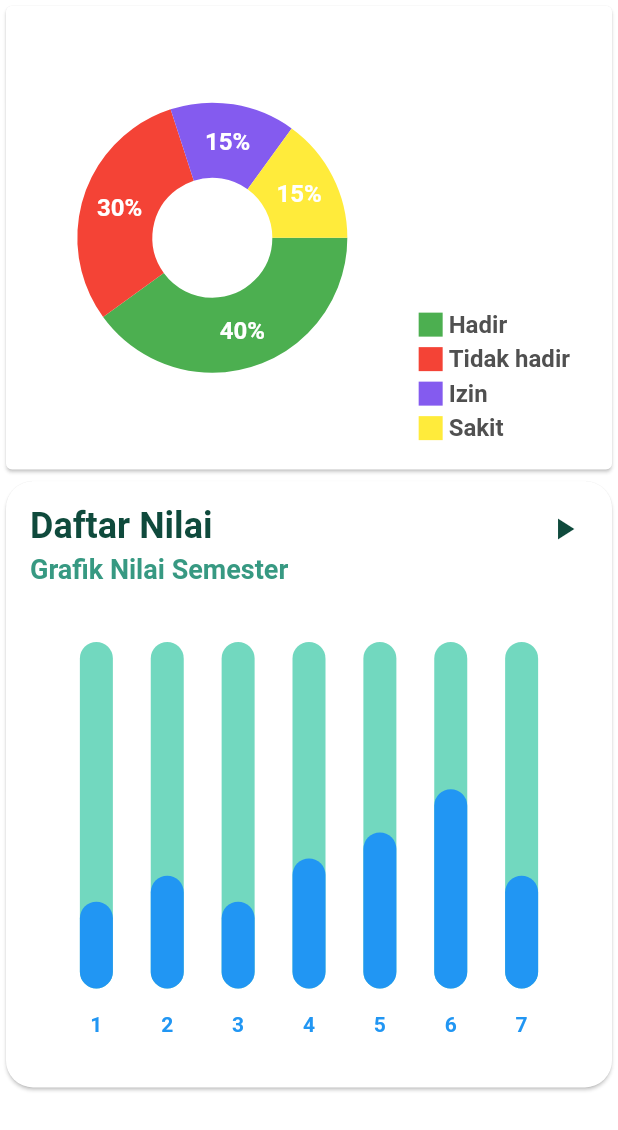
After one commit to bintangpz/smart_polnes, a Flutter app: the Dashboard screen opened directly, after a tap on "Chart Mahasiswa", on a phone screen of 412 x 824 dp. The commit adds this screen. Shown: the top 1130 px of the screen. Run offline on Flutter 3.47's test engine with Material 2 defaults, Android fonts, the phone set to English and light mode, and no system bars; drawn by our look-alikes of fl_chart; our stand-ins replace awesome_snackbar_content, flutter_login, introduction_screen.

Commit message:
modified:   lib/aset/constants.dart 	modified:   lib/body.dart 	deleted:    lib/content/Presensi_kehadiran/body.dart 	new file:   lib/content/data_mahasiswa/daftar_nilai.dart 	new file:   lib/content/data_mahasiswa/dashboard.dart 	renamed:    lib/content/Presensi_kehadiran/presensi_kehadiran.dart -> lib/content/data_mahasiswa/presensi_kehadiran.dart 	modified:   lib/mainpage/menu_kedua.dart

```diff
--- a/lib/body.dart
+++ b/lib/body.dart
@@ -2,7 +2,6 @@ import 'package:flutter/material.dart';
 import 'package:smart_polnes/mainpage/header_with_searchbox.dart';
 import 'package:smart_polnes/mainpage/menu_pertama.dart';
 import 'package:smart_polnes/mainpage/menu_kedua.dart';
-import 'package:smart_polnes/content/Presensi_kehadiran/presensi_kehadiran.dart';
 import 'package:smart_polnes/mainpage/title_with_more_btn.dart';
 
 
--- /dev/null
+++ b/lib/content/data_mahasiswa/daftar_nilai.dart
@@ -0,0 +1,392 @@
+import 'dart:async';
+import 'dart:math';
+import 'package:fl_chart/fl_chart.dart';
+import 'package:flutter/material.dart';
+import 'package:smart_polnes/aset/constants.dart';
+
+class DaftarNilai extends StatefulWidget {
+  const DaftarNilai({super.key});
+
+  List<Color> get availableColors => const <Color>[
+        Colors.purpleAccent,
+        Colors.yellow,
+        Colors.lightBlue,
+        Colors.orange,
+        Colors.pink,
+        Colors.redAccent,
+      ];
+
+  @override
+  State<StatefulWidget> createState() => BarChartSample1State();
+}
+
+class BarChartSample1State extends State<DaftarNilai> {
+  final Color barBackgroundColor = const Color(0xff72d8bf);
+  final Duration animDuration = const Duration(milliseconds: 250);
+
+  int touchedIndex = -1;
+
+  bool isPlaying = false;
+
+  @override
+  Widget build(BuildContext context) {
+    return AspectRatio(
+      aspectRatio: 1,
+      child: Card(
+        shape: RoundedRectangleBorder(borderRadius: BorderRadius.circular(18)),
+        color: Colors.white,
+        child: Stack(
+          children: <Widget>[
+            Padding(
+              padding: const EdgeInsets.all(16),
+              child: Column(
+                crossAxisAlignment: CrossAxisAlignment.stretch,
+                children: <Widget>[
+                  const Text(
+                    'Daftar Nilai',
+                    style: TextStyle(
+                      color: Color(0xff0f4a3c),
+                      fontSize: 24,
+                      fontWeight: FontWeight.bold,
+                    ),
+                  ),
+                  const SizedBox(
+                    height: 4,
+                  ),
+                  const Text(
+                    'Grafik Nilai Semester',
+                    style: TextStyle(
+                      color: Color(0xff379982),
+                      fontSize: 18,
+                      fontWeight: FontWeight.bold,
+                    ),
+                  ),
+                  const SizedBox(
+                    height: 38,
+                  ),
+                  Expanded(
+                    child: Padding(
+                      padding: const EdgeInsets.symmetric(horizontal: 8),
+                      child: BarChart(
+                        isPlaying ? randomData() : mainBarData(),
+                        swapAnimationDuration: animDuration,
+                      ),
+                    ),
+                  ),
+                  const SizedBox(
+                    height: 12,
+                  ),
+                ],
+              ),
+            ),
+            Padding(
+              padding: const EdgeInsets.all(8),
+              child: Align(
+                alignment: Alignment.topRight,
+                child: IconButton(
+                  icon: Icon(
+                    isPlaying ? Icons.pause : Icons.play_arrow,
+                    color: const Color(0xff0f4a3c),
+                  ),
+                  onPressed: () {
+                    setState(() {
+                      isPlaying = !isPlaying;
+                      if (isPlaying) {
+                        refreshState();
+                      }
+                    });
+                  },
+                ),
+              ),
+            )
+          ],
+        ),
+      ),
+    );
+  }
+
+  BarChartGroupData makeGroupData(
+    int x,
+    double y, {
+    bool isTouched = false,
+    Color barColor = Colors.blue,
+    double width = 22,
+    List<int> showTooltips = const [],
+  }) {
+    return BarChartGroupData(
+      x: x,
+      barRods: [
+        BarChartRodData(
+          toY: isTouched ? y + 1 : y,
+          color: isTouched ? Colors.yellow : barColor,
+          width: width,
+          borderSide: isTouched
+              ? BorderSide(color: Colors.yellow.darken())
+              : const BorderSide(color: Colors.white, width: 0),
+          backDrawRodData: BackgroundBarChartRodData(
+            show: true,
+            toY: 20,
+            color: barBackgroundColor,
+          ),
+        ),
+      ],
+      showingTooltipIndicators: showTooltips,
+    );
+  }
+
+  List<BarChartGroupData> showingGroups() => List.generate(7, (i) {
+        switch (i) {
+          case 0:
+            return makeGroupData(0, 5, isTouched: i == touchedIndex);
+          case 1:
+            return makeGroupData(1, 6.5, isTouched: i == touchedIndex);
+          case 2:
+            return makeGroupData(2, 5, isTouched: i == touchedIndex);
+          case 3:
+            return makeGroupData(3, 7.5, isTouched: i == touchedIndex);
+          case 4:
+            return makeGroupData(4, 9, isTouched: i == touchedIndex);
+          case 5:
+            return makeGroupData(5, 11.5, isTouched: i == touchedIndex);
+          case 6:
+            return makeGroupData(6, 6.5, isTouched: i == touchedIndex);
+          default:
+            return throw Error();
+        }
+      });
+
+  BarChartData mainBarData() {
+    return BarChartData(
+      barTouchData: BarTouchData(
+        touchTooltipData: BarTouchTooltipData(
+          tooltipBgColor: Colors.blueGrey,
+          getTooltipItem: (group, groupIndex, rod, rodIndex) {
+            String weekDay;
+            switch (group.x) {
+              case 0:
+                weekDay = 'AntarMuka';
+                break;
+              case 1:
+                weekDay = 'Robotika';
+                break;
+              case 2:
+                weekDay = 'Elektronika Dasar';
+                break;
+              case 3:
+                weekDay = 'Pemrograman Tingkat Lanjut';
+                break;
+              case 4:
+                weekDay = 'Pemrograman Berbasi Objek';
+                break;
+              case 5:
+                weekDay = 'Project 2';
+                break;
+              case 6:
+                weekDay = 'IoT';
+                break;
+              default:
+                throw Error();
+            }
+            return BarTooltipItem(
+              '$weekDay\n',
+              const TextStyle(
+                color: Colors.black,
+                fontWeight: FontWeight.bold,
+                fontSize: 18,
+              ),
+              children: <TextSpan>[
+                TextSpan(
+                  text: (rod.toY - 1).toString(),
+                  style: const TextStyle(
+                    color: Colors.yellow,
+                    fontSize: 16,
+                    fontWeight: FontWeight.w500,
+                  ),
+                ),
+              ],
+            );
+          },
+        ),
+        touchCallback: (FlTouchEvent event, barTouchResponse) {
+          setState(() {
+            if (!event.isInterestedForInteractions ||
+                barTouchResponse == null ||
+                barTouchResponse.spot == null) {
+              touchedIndex = -1;
+              return;
+            }
+            touchedIndex = barTouchResponse.spot!.touchedBarGroupIndex;
+          });
+        },
+      ),
+      titlesData: FlTitlesData(
+        show: true,
+        rightTitles: AxisTitles(
+          sideTitles: SideTitles(showTitles: false),
+        ),
+        topTitles: AxisTitles(
+          sideTitles: SideTitles(showTitles: false),
+        ),
+        bottomTitles: AxisTitles(
+          sideTitles: SideTitles(
+            showTitles: true,
+            getTitlesWidget: getTitles,
+            reservedSize: 38,
+          ),
+        ),
+        leftTitles: AxisTitles(
+          sideTitles: SideTitles(
+            showTitles: false,
+          ),
+        ),
+      ),
+      borderData: FlBorderData(
+        show: false,
+      ),
+      barGroups: showingGroups(),
+      gridData: FlGridData(show: false),
+    );
+  }
+
+  Widget getTitles(double value, TitleMeta meta) {
+    const style = TextStyle(
+      color: Colors.blue,
+      fontWeight: FontWeight.bold,
+      fontSize: 14,
+    );
+    Widget text;
+    switch (value.toInt()) {
+      case 0:
+        text = const Text('1', style: style);
+        break;
+      case 1:
+        text = const Text('2', style: style);
+        break;
+      case 2:
+        text = const Text('3', style: style);
+        break;
+      case 3:
+        text = const Text('4', style: style);
+        break;
+      case 4:
+        text = const Text('5', style: style);
+        break;
+      case 5:
+        text = const Text('6', style: style);
+        break;
+      case 6:
+        text = const Text('7', style: style);
+        break;
+      default:
+        text = const Text('', style: style);
+        break;
+    }
+    return SideTitleWidget(
+      axisSide: meta.axisSide,
+      space: 16,
+      child: text,
+    );
+  }
+
+  BarChartData randomData() {
+    return BarChartData(
+      barTouchData: BarTouchData(
+        enabled: false,
+      ),
+      titlesData: FlTitlesData(
+        show: true,
+        bottomTitles: AxisTitles(
+          sideTitles: SideTitles(
+            showTitles: true,
+            getTitlesWidget: getTitles,
+            reservedSize: 38,
+          ),
+        ),
+        leftTitles: AxisTitles(
+          sideTitles: SideTitles(
+            showTitles: false,
+          ),
+        ),
+        topTitles: AxisTitles(
+          sideTitles: SideTitles(
+            showTitles: false,
+          ),
+        ),
+        rightTitles: AxisTitles(
+          sideTitles: SideTitles(
+            showTitles: false,
+          ),
+        ),
+      ),
+      borderData: FlBorderData(
+        show: false,
+      ),
+      barGroups: List.generate(7, (i) {
+        switch (i) {
+          case 0:
+            return makeGroupData(
+              0,
+              Random().nextInt(15).toDouble() + 6,
+              barColor: widget.availableColors[
+                  Random().nextInt(widget.availableColors.length)],
+            );
+          case 1:
+            return makeGroupData(
+              1,
+              Random().nextInt(15).toDouble() + 6,
+              barColor: widget.availableColors[
+                  Random().nextInt(widget.availableColors.length)],
+            );
+          case 2:
+            return makeGroupData(
+              2,
+              Random().nextInt(15).toDouble() + 6,
+              barColor: widget.availableColors[
+                  Random().nextInt(widget.availableColors.length)],
+            );
+          case 3:
+            return makeGroupData(
+              3,
+              Random().nextInt(15).toDouble() + 6,
+              barColor: widget.availableColors[
+                  Random().nextInt(widget.availableColors.length)],
+            );
+          case 4:
+            return makeGroupData(
+              4,
+              Random().nextInt(15).toDouble() + 6,
+              barColor: widget.availableColors[
+                  Random().nextInt(widget.availableColors.length)],
+            );
+          case 5:
+            return makeGroupData(
+              5,
+              Random().nextInt(15).toDouble() + 6,
+              barColor: widget.availableColors[
+                  Random().nextInt(widget.availableColors.length)],
+            );
+          case 6:
+            return makeGroupData(
+              6,
+              Random().nextInt(15).toDouble() + 6,
+              barColor: widget.availableColors[
+                  Random().nextInt(widget.availableColors.length)],
+            );
+          default:
+            return throw Error();
+        }
+      }),
+      gridData: FlGridData(show: false),
+    );
+  }
+
+  Future<dynamic> refreshState() async {
+    setState(() {});
+    await Future<dynamic>.delayed(
+      animDuration + const Duration(milliseconds: 50),
+    );
+    if (isPlaying) {
+      await refreshState();
+    }
+  }
+}
--- /dev/null
+++ b/lib/content/data_mahasiswa/dashboard.dart
@@ -0,0 +1,18 @@
+import 'package:flutter/material.dart';
+import 'package:smart_polnes/content/data_mahasiswa/daftar_nilai.dart';
+import 'package:smart_polnes/content/data_mahasiswa/presensi_kehadiran.dart';
+
+class ChartMahasiswa extends StatelessWidget {
+  const ChartMahasiswa({super.key});
+
+  @override
+  Widget build(BuildContext context) {
+    Size size = MediaQuery.of(context).size;
+    return SingleChildScrollView(
+      child: Column(children: <Widget>[
+        PresensiKehadiran(),
+        DaftarNilai(),
+      ]),
+    );
+  }
+}
--- a/lib/mainpage/menu_kedua.dart
+++ b/lib/mainpage/menu_kedua.dart
@@ -1,7 +1,7 @@
 import 'package:awesome_snackbar_content/awesome_snackbar_content.dart';
 import 'package:flutter/material.dart';
-import 'package:smart_polnes/content/Kalender_akademik/kalender_akademik.dart';
-import 'package:smart_polnes/content/Presensi_kehadiran/presensi_kehadiran.dart';
+import 'package:smart_polnes/content/data_mahasiswa/dashboard.dart';
+import 'package:smart_polnes/content/kalender_akademik/kalender_akademik.dart';
 
 class MenuKedua extends StatelessWidget {
   const MenuKedua({
@@ -46,11 +46,11 @@ class MenuKedua extends StatelessWidget {
             width: 10,
           ),
           DaftarMenu(
-            text: "Daftar Kehadiran",
-            Icons: Icons.co_present,
+            text: "Chart Mahasiswa",
+            Icons: Icons.credit_score,
             press: () {
               Navigator.push(context,
-                  MaterialPageRoute(builder: (context) => PresensiKehadiran()));
+                  MaterialPageRoute(builder: (context) => ChartMahasiswa()));
             },
           ),
           SizedBox(
```
Also changed, not shown: lib/aset/constants.dart (+14 -0 lines), lib/content/Presensi_kehadiran/body.dart (deleted, +0 -68 lines), lib/content/data_mahasiswa/presensi_kehadiran.dart (renamed from lib/content/Presensi_kehadiran/presensi_kehadiran.dart, +0 -16 lines).
